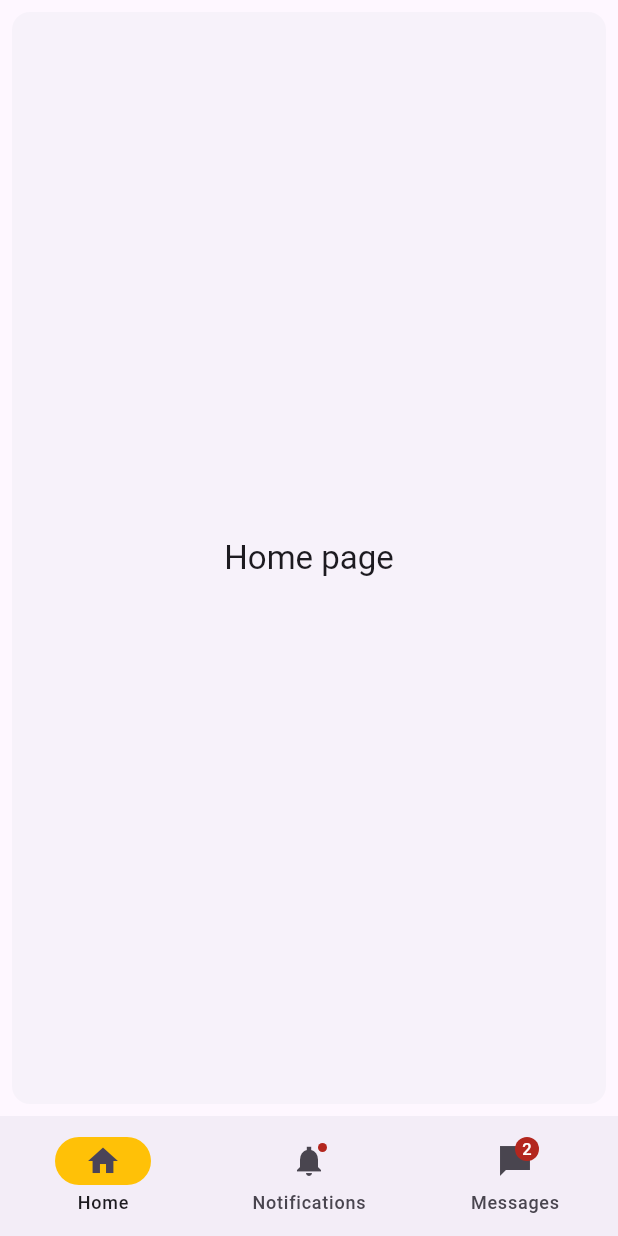
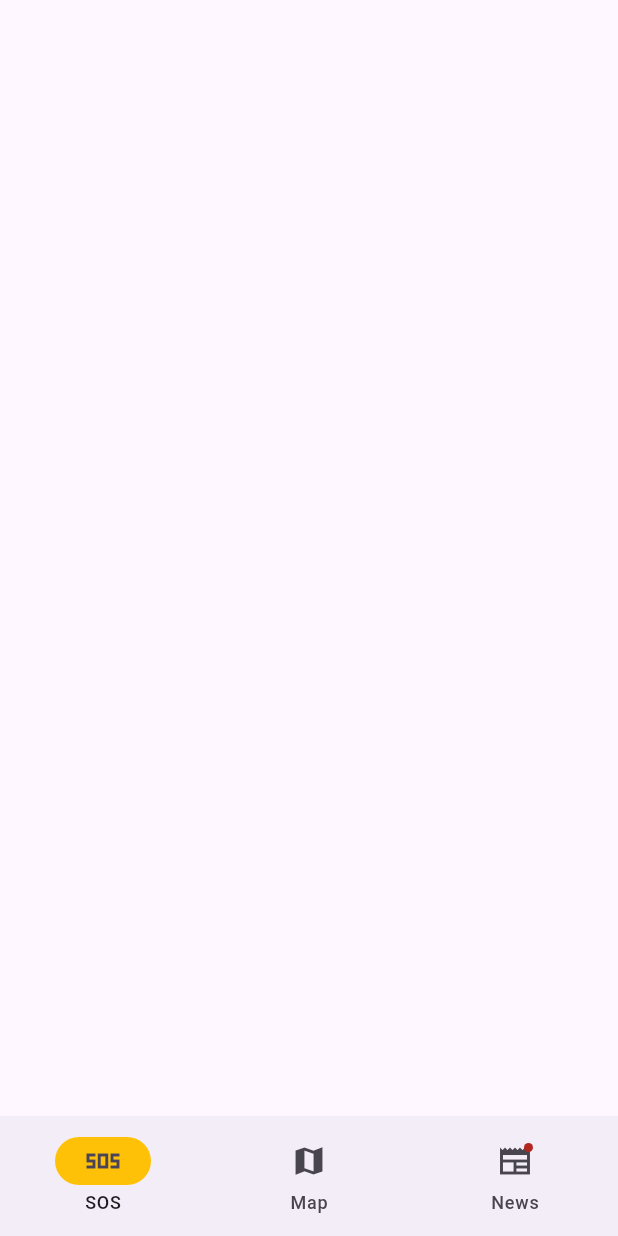
Before and after one commit to abilkhairseilov/lifelines-25, a Flutter app: the screen it shows after launch, on a phone screen of 412 x 824 dp. Run offline on Flutter 3.47's test engine with Material 3 defaults, Android fonts, the phone set to English and light mode, and no system bars; our stand-ins replace google_maps_flutter.

Commit message:
add maps and ability to compile to android

```diff
--- a/lib/main.dart
+++ b/lib/main.dart
@@ -1,8 +1,11 @@
 import 'package:flutter/material.dart';
-
-/// Flutter code sample for [NavigationBar].
+import 'package:google_maps_flutter/google_maps_flutter.dart';
 
 void main() => runApp(const AIDApp());
+
+void alertContacts() {
+  print("Alerted!");
+}
 
 class AIDApp extends StatelessWidget {
   const AIDApp({super.key});
@@ -25,6 +28,13 @@ class Lifelines extends StatefulWidget {
 
 class MenuState extends State<Lifelines> {
   int currentPageIndex = 0;
+  late GoogleMapController mapController;
+
+  final LatLng _center = const LatLng(31.5017, 34.4668);
+
+  void _onMapCreated(GoogleMapController controller){
+    mapController = controller;
+  }
 
   @override
   Widget build(BuildContext context) {
@@ -38,60 +48,37 @@ class MenuState extends State<Lifelines> {
         },
         indicatorColor: Colors.amber,
         selectedIndex: currentPageIndex,
-        destinations: const <Widget>[
-          NavigationDestination(
-            selectedIcon: Icon(Icons.home),
-            icon: Icon(Icons.home_outlined),
-            label: 'Home',
+        destinations: <Widget>[
+          const NavigationDestination(
+            icon: Icon(Icons.sos_sharp),
+            label: 'SOS',
           ),
           NavigationDestination(
-            icon: Badge(child: Icon(Icons.notifications_sharp)),
-            label: 'Notifications',
+            icon: Icon(Icons.map_sharp),
+            label: 'Map',
           ),
-          NavigationDestination(
+          const NavigationDestination(
             icon: Badge(
-              label: Text('2'),
-              child: Icon(Icons.messenger_sharp),
+              child: Icon(Icons.newspaper_sharp),
             ),
-            label: 'Messages',
+            label: 'News',
           ),
         ],
       ),
       body: <Widget>[
-        /// Home page
-        Card(
-          shadowColor: Colors.transparent,
-          margin: const EdgeInsets.all(8.0),
-          child: SizedBox.expand(
-            child: Center(
-              child: Text(
-                'Home page',
-                style: theme.textTheme.titleLarge,
-              ),
-            ),
+        ///
+        MaterialButton(onPressed: () => alertContacts()),
+
+        MaterialApp(
+          theme: ThemeData(
+            useMaterial3: true,
+            colorSchemeSeed: Colors.green[700],
           ),
-        ),
-
-        /// Notifications page
-        const Padding(
-          padding: EdgeInsets.all(8.0),
-          child: Column(
-            children: <Widget>[
-              Card(
-                child: ListTile(
-                  leading: Icon(Icons.notifications_sharp),
-                  title: Text('Notification 1'),
-                  subtitle: Text('This is a notification'),
-                ),
-              ),
-              Card(
-                child: ListTile(
-                  leading: Icon(Icons.notifications_sharp),
-                  title: Text('Notification 2'),
-                  subtitle: Text('This is a notification'),
-                ),
-              ),
-            ],
+          home: Scaffold(
+            body: GoogleMap(
+              onMapCreated: _onMapCreated,
+              initialCameraPosition: CameraPosition(target: _center, zoom: 11.0),
+            )
           ),
         ),
 
@@ -108,7 +95,7 @@ class MenuState extends State<Lifelines> {
                   padding: const EdgeInsets.all(8.0),
                   decoration: BoxDecoration(
                     color: theme.colorScheme.primary,
-                    borderRadius: BorderRadius.circular(8.0),
+                    borderRadius : BorderRadius.circular(8.0),
                   ),
                   child: Text(
                     'Hello',
```
Also changed, not shown: pubspec.yaml (+6 -1 lines), pubspec.lock, 8 other files.
